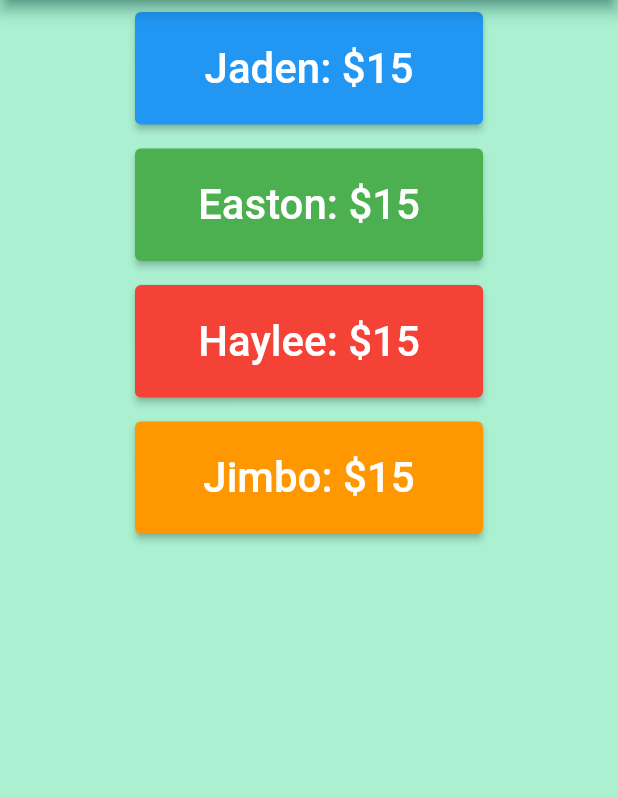
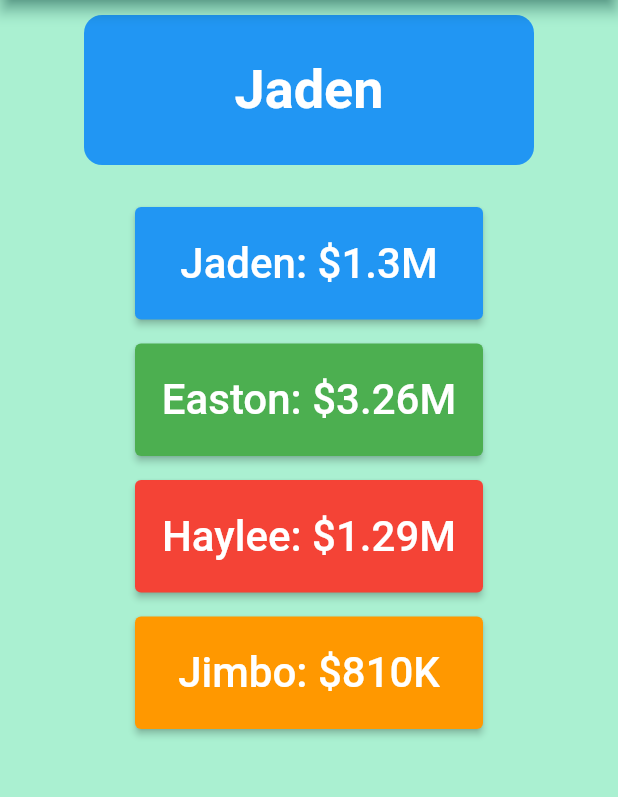
Before and after one commit to JadenHowell/Commodore, a Flutter app: the screen it shows after launch, after a tap on "join room", on a phone screen of 412 x 824 dp, the part 84-881 px from its top. Run offline on Flutter 3.47's test engine with Material 2 defaults, Android fonts, the phone set to English and light mode, and no system bars; our stand-ins replace socket_io_client.

Commit message:
add StockSquare, calcUserWorth, yeah

```diff
--- a/lib/model/user.dart
+++ b/lib/model/user.dart
@@ -3,9 +3,29 @@ import 'package:flutter/material.dart';
 class User{
   final String name;
   final Color color;
-  int money = 0;
-  final Map<User, int> stocks = {};
+  int stockWorth;
+  int cash;
+  late Map<User, int> stocks = {};
 
-  User({required this.name, required this.color, required this.money});
+  User({required this.name, required this.color, this.stockWorth = 5, this.cash = 100000});
 
+  void setStocks(Map<User, int> newStocks){
+    stocks = newStocks;
+  }
+
+  String worthToString(){
+    int netWorth = 0;
+    for(User stockUser in stocks.keys){
+      netWorth += stocks[stockUser]! * stockUser.stockWorth * 10000;
+    }
+    netWorth += cash;
+
+    String worthString;
+    if(netWorth > 1000000){
+      worthString = (netWorth / 1000000).toString() + "M";
+    } else {
+      worthString = (netWorth ~/ 1000).toString() + "K"; //toInt() allows us to remove decimal places if we still not over 1 mil
+    }
+    return worthString;
+  }
 }
--- a/lib/themes/color_values.dart
+++ b/lib/themes/color_values.dart
@@ -1,10 +1,10 @@
 import 'dart:ui';
 
 class ColorValues {
-  static Color get primaryColor => Color(0xff3EB489);
-  static Color get backgroundColor => Color(0xffAAF0D1);
-  static Color get darkPrimaryColor => Color(0xff00796B);
-  static Color get lightPrimaryColor => Color(0xff4bd6a3);
-  static Color get buttonColor => Color(0xff644D43);
-  static Color get textEntryColor => Color(0xffffe8db);
+  static Color get primaryColor => const Color(0xff3EB489);
+  static Color get backgroundColor => const Color(0xffAAF0D1);
+  static Color get darkPrimaryColor => const Color(0xff00796B);
+  static Color get lightPrimaryColor => const Color(0xff4bd6a3);
+  static Color get buttonColor => const Color(0xff644D43);
+  static Color get textEntryColor => const Color(0xffffe8db);
 }
--- /dev/null
+++ b/lib/view/other_widgets/player_header.dart
@@ -0,0 +1,32 @@
+import 'package:commodore/model/user.dart';
+import 'package:flutter/material.dart';
+
+class PlayerHeader extends StatelessWidget {
+  const PlayerHeader({Key? key, required this.user}) : super(key: key);
+
+  final User user;
+
+  @override
+  Widget build(BuildContext context) {
+    return DecoratedBox(
+      decoration: BoxDecoration(
+        color: user.color,
+        borderRadius: BorderRadius.circular(12),
+      ),
+      child: SizedBox(
+        width: 300,
+        height: 100,
+        child: Center(
+          child: Text(
+            user.name,
+            style: const TextStyle(
+              fontSize: 36,
+              fontWeight: FontWeight.bold,
+              color: Colors.white,
+            ),
+          ),
+        ),
+      ),
+    );
+  }
+}
--- a/lib/view/other_widgets/player_button.dart
+++ b/lib/view/other_widgets/player_worth_button.dart
@@ -2,8 +2,8 @@ import 'package:commodore/model/user.dart';
 import 'package:commodore/view/pages/worth_page.dart';
 import 'package:flutter/material.dart';
 
-class PlayerButton extends StatelessWidget {
-  PlayerButton({Key? key, required this.user}) : super(key: key);
+class PlayerWorthButton extends StatelessWidget {
+  PlayerWorthButton({Key? key, required this.user}) : super(key: key);
 
   final User user;
   late BuildContext appContext;
@@ -21,7 +21,7 @@ class PlayerButton extends StatelessWidget {
         height: 75,
         child: Center(
           child: Text(
-            user.name + ": \$" + user.money.toString(),
+            user.name + ": \$" + user.worthToString(),
             style: const TextStyle(
               fontSize: 28,
             ),
--- a/lib/view/pages/game_page.dart
+++ b/lib/view/pages/game_page.dart
@@ -1,6 +1,9 @@
 import 'package:commodore/model/user.dart';
-import 'package:commodore/view/other_widgets/player_button.dart';
+import 'package:commodore/view/other_widgets/player_worth_button.dart';
+import 'package:commodore/view/other_widgets/player_header.dart';
 import 'package:flutter/material.dart';
+
+import '../../data_cache.dart';
 
 class GamePage extends StatefulWidget {
   const GamePage({Key? key, required this.title}) : super(key: key);
@@ -13,15 +16,12 @@ class GamePage extends StatefulWidget {
 
 class _GamePageState extends State<GamePage> {
 
-  List<User> allUsers = [
-    User(name: 'Jaden', color: Colors.blue, money: 15),
-    User(name: 'Easton', color: Colors.green, money: 15),
-    User(name: 'Haylee', color: Colors.red, money: 15),
-    User(name: 'Jimbo', color: Colors.orange, money: 15)
-  ];
+  final DataCache _dataCache = DataCache.getInstance();
+  late List<User> allUsers;
 
   @override
   Widget build(BuildContext context) {
+    allUsers = DataCache.getInstance().allUsers;
     return Scaffold(
       appBar: AppBar(
         title: Text(widget.title),
@@ -29,13 +29,16 @@ class _GamePageState extends State<GamePage> {
       ),
       body: Column(
         children: <Widget> [
+          Padding(
+            padding: const EdgeInsets.fromLTRB(0, 10.0, 0, 20.0),
+            child: PlayerHeader(user: _dataCache.player),
+          ),
 
-          //TODO: need to loop through a list of all users
           for(User user in allUsers)
             Padding(
               padding: const EdgeInsets.all(8.0),
               child: Center(
-                child: PlayerButton(
+                child: PlayerWorthButton(
                     user: user,
                 ),
               ),
```
Also changed, not shown: lib/data_cache.dart (+50 -0 lines), lib/view/other_widgets/stock_square.dart (added, +39 -0 lines), lib/view/pages/worth_page.dart (+10 -1 lines), pubspec.lock.
